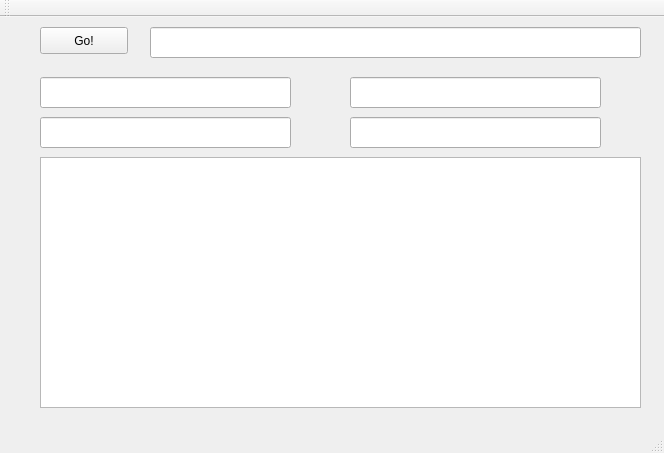
This is mainwindow.ui in danishOxiAction/UBrowserNetWork as Qt 5 draws it before an edit. The edited form follows.
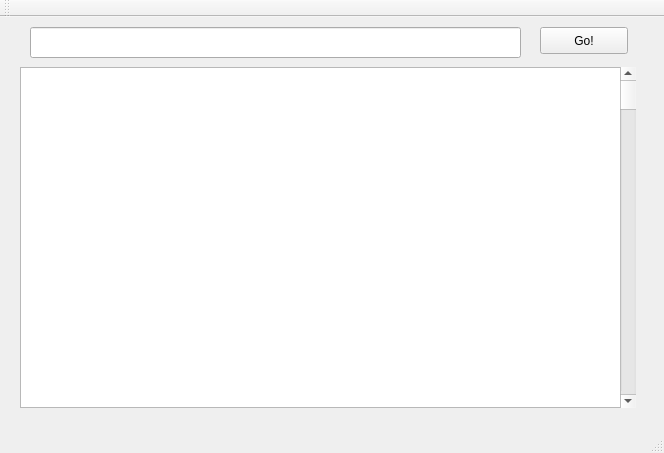
This is the edited form.

Diff of the .ui file:
```diff
--- a/mainwindow.ui
+++ b/mainwindow.ui
@@ -17,7 +17,7 @@
    <widget class="QLineEdit" name="lineEdit">
     <property name="geometry">
      <rect>
-      <x>150</x>
+      <x>30</x>
       <y>10</y>
       <width>491</width>
       <height>31</height>
@@ -27,7 +27,7 @@
    <widget class="QPushButton" name="pushButton">
     <property name="geometry">
      <rect>
-      <x>40</x>
+      <x>540</x>
       <y>10</y>
       <width>88</width>
       <height>27</height>
@@ -40,63 +40,24 @@
    <widget class="QPlainTextEdit" name="plainTextEdit">
     <property name="geometry">
      <rect>
-      <x>40</x>
-      <y>140</y>
+      <x>20</x>
+      <y>50</y>
       <width>601</width>
-      <height>251</height>
+      <height>341</height>
      </rect>
     </property>
    </widget>
-   <widget class="QLineEdit" name="lineEdit_name1">
+   <widget class="QScrollBar" name="verticalScrollBar">
     <property name="geometry">
      <rect>
-      <x>40</x>
-      <y>60</y>
-      <width>251</width>
-      <height>31</height>
+      <x>620</x>
+      <y>50</y>
+      <width>16</width>
+      <height>341</height>
      </rect>
     </property>
-    <property name="text">
-     <string/>
-    </property>
-   </widget>
-   <widget class="QLineEdit" name="lineEdit_value1">
-    <property name="geometry">
-     <rect>
-      <x>350</x>
-      <y>60</y>
-      <width>251</width>
-      <height>31</height>
-     </rect>
-    </property>
-    <property name="text">
-     <string/>
-    </property>
-   </widget>
-   <widget class="QLineEdit" name="lineEdit_name2">
-    <property name="geometry">
-     <rect>
-      <x>40</x>
-      <y>100</y>
-      <width>251</width>
-      <height>31</height>
-     </rect>
-    </property>
-    <property name="text">
-     <string/>
-    </property>
-   </widget>
-   <widget class="QLineEdit" name="lineEdit_value2">
-    <property name="geometry">
-     <rect>
-      <x>350</x>
-      <y>100</y>
-      <width>251</width>
-      <height>31</height>
-     </rect>
-    </property>
-    <property name="text">
-     <string/>
+    <property name="orientation">
+     <enum>Qt::Vertical</enum>
     </property>
    </widget>
   </widget>
```
Left out of the diff: 2 changed lines with no effect on the pictures.
